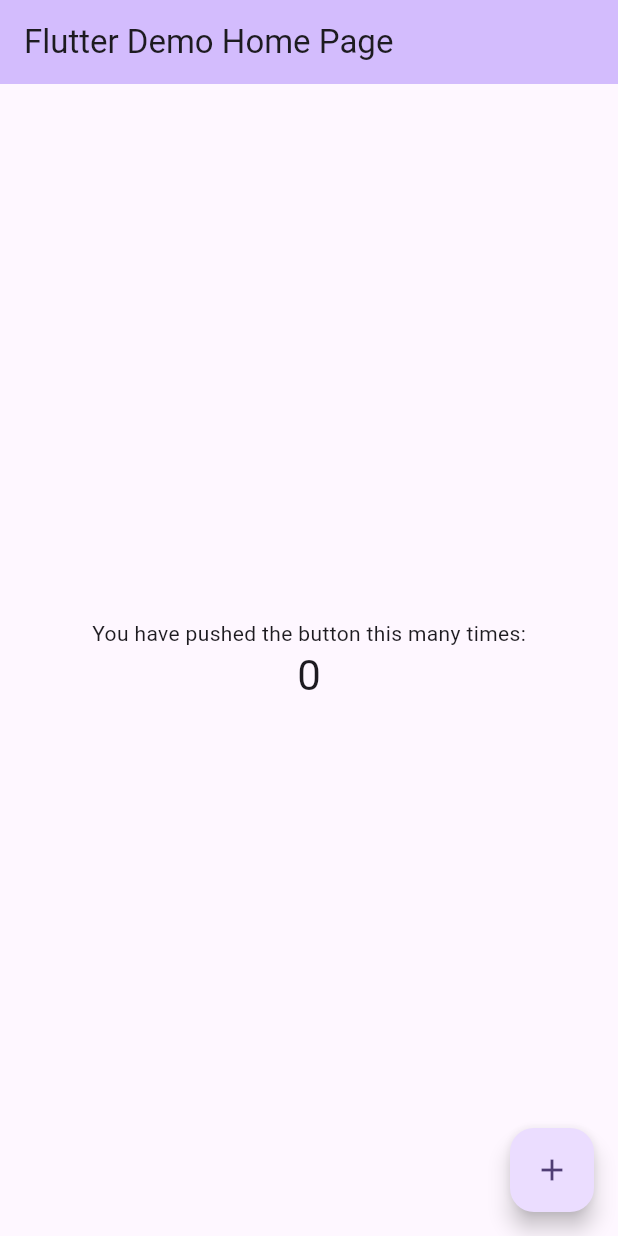
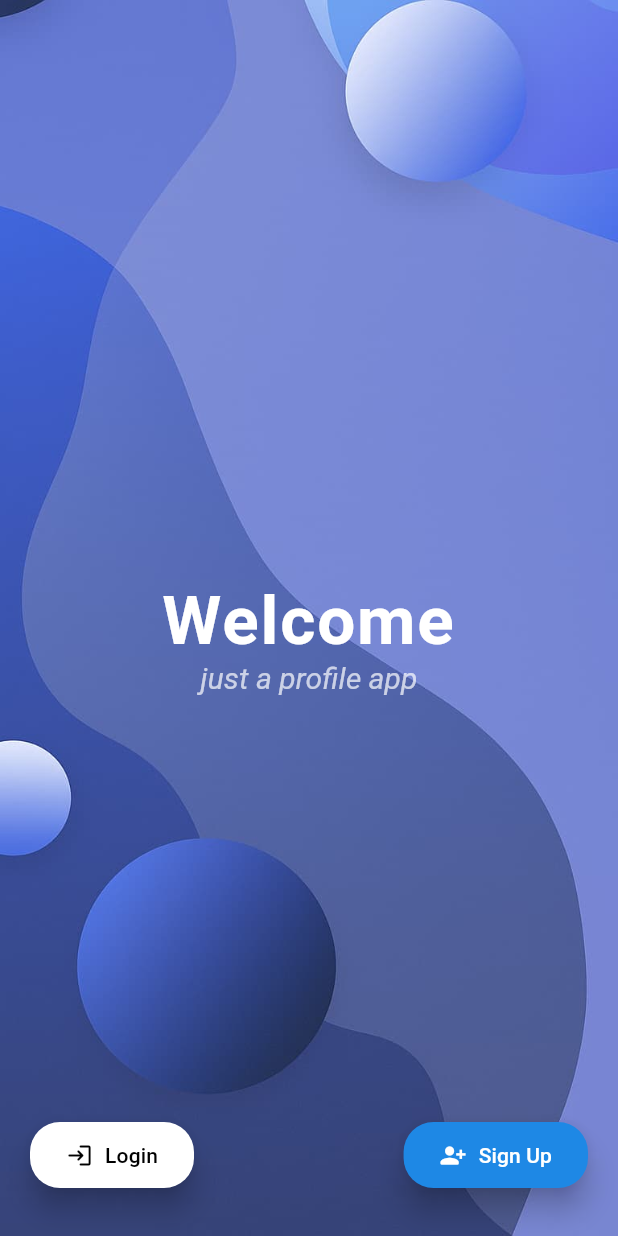
Before and after one commit to SharvariBhat/Flutter_project_1, a Flutter app: the screen it shows after launch, on a phone screen of 412 x 824 dp. Run offline on Flutter 3.47's test engine with Material 3 defaults, Android fonts, the light colour scheme and no system bars.

Commit message:
2nd commit

```diff
--- a/lib/main.dart
+++ b/lib/main.dart
@@ -1,4 +1,5 @@
 import 'package:flutter/material.dart';
+import 'package:flutter_project_1_my_profile/screens/main_page.dart';
 
 void main() {
   runApp(const MyApp());
@@ -6,117 +7,16 @@ void main() {
 
 class MyApp extends StatelessWidget {
   const MyApp({super.key});
-
-  // This widget is the root of your application.
   @override
   Widget build(BuildContext context) {
     return MaterialApp(
+      debugShowCheckedModeBanner: false,
       title: 'Flutter Demo',
       theme: ThemeData(
-        // This is the theme of your application.
-        //
-        // TRY THIS: Try running your application with "flutter run". You'll see
-        // the application has a purple toolbar. Then, without quitting the app,
-        // try changing the seedColor in the colorScheme below to Colors.green
-        // and then invoke "hot reload" (save your changes or press the "hot
-        // reload" button in a Flutter-supported IDE, or press "r" if you used
-        // the command line to start the app).
-        //
-        // Notice that the counter didn't reset back to zero; the application
-        // state is not lost during the reload. To reset the state, use hot
-        // restart instead.
-        //
-        // This works for code too, not just values: Most code changes can be
-        // tested with just a hot reload.
+
         colorScheme: ColorScheme.fromSeed(seedColor: Colors.deepPurple),
       ),
-      home: const MyHomePage(title: 'Flutter Demo Home Page'),
+      home: const WelcomeScreen(),
     );
   }
 }
-
-class MyHomePage extends StatefulWidget {
-  const MyHomePage({super.key, required this.title});
-
-  // This widget is the home page of your application. It is stateful, meaning
-  // that it has a State object (defined below) that contains fields that affect
-  // how it looks.
-
-  // This class is the configuration for the state. It holds the values (in this
-  // case the title) provided by the parent (in this case the App widget) and
-  // used by the build method of the State. Fields in a Widget subclass are
-  // always marked "final".
-
-  final String title;
-
-  @override
-  State<MyHomePage> createState() => _MyHomePageState();
-}
-
-class _MyHomePageState extends State<MyHomePage> {
-  int _counter = 0;
-
-  void _incrementCounter() {
-    setState(() {
-      // This call to setState tells the Flutter framework that something has
-      // changed in this State, which causes it to rerun the build method below
-      // so that the display can reflect the updated values. If we changed
-      // _counter without calling setState(), then the build method would not be
-      // called again, and so nothing would appear to happen.
-      _counter++;
-    });
-  }
-
-  @override
-  Widget build(BuildContext context) {
-    // This method is rerun every time setState is called, for instance as done
-    // by the _incrementCounter method above.
-    //
-    // The Flutter framework has been optimized to make rerunning build methods
-    // fast, so that you can just rebuild anything that needs updating rather
-    // than having to individually change instances of widgets.
-    return Scaffold(
-      appBar: AppBar(
-        // TRY THIS: Try changing the color here to a specific color (to
-        // Colors.amber, perhaps?) and trigger a hot reload to see the AppBar
-        // change color while the other colors stay the same.
-        backgroundColor: Theme.of(context).colorScheme.inversePrimary,
-        // Here we take the value from the MyHomePage object that was created by
-        // the App.build method, and use it to set our appbar title.
-        title: Text(widget.title),
-      ),
-      body: Center(
-        // Center is a layout widget. It takes a single child and positions it
-        // in the middle of the parent.
-        child: Column(
-          // Column is also a layout widget. It takes a list of children and
-          // arranges them vertically. By default, it sizes itself to fit its
-          // children horizontally, and tries to be as tall as its parent.
-          //
-          // Column has various properties to control how it sizes itself and
-          // how it positions its children. Here we use mainAxisAlignment to
-          // center the children vertically; the main axis here is the vertical
-          // axis because Columns are vertical (the cross axis would be
-          // horizontal).
-          //
-          // TRY THIS: Invoke "debug painting" (choose the "Toggle Debug Paint"
-          // action in the IDE, or press "p" in the console), to see the
-          // wireframe for each widget.
-          mainAxisAlignment: MainAxisAlignment.center,
-          children: <Widget>[
-            const Text('You have pushed the button this many times:'),
-            Text(
-              '$_counter',
-              style: Theme.of(context).textTheme.headlineMedium,
-            ),
-          ],
-        ),
-      ),
-      floatingActionButton: FloatingActionButton(
-        onPressed: _incrementCounter,
-        tooltip: 'Increment',
-        child: const Icon(Icons.add),
-      ), // This trailing comma makes auto-formatting nicer for build methods.
-    );
-  }
-}
--- /dev/null
+++ b/lib/screens/main_page.dart
@@ -0,0 +1,99 @@
+
+
+
+
+import 'package:flutter/material.dart';
+import 'package:flutter_project_1_my_profile/widgets/custom_scaffold.dart';
+
+class WelcomeScreen extends StatelessWidget {
+  const WelcomeScreen({super.key});
+
+  @override
+  Widget build(BuildContext context) {
+    return CustomScaffold(
+      child: Stack(
+        children: [
+          // Main welcome content
+          Column(
+            mainAxisAlignment: MainAxisAlignment.center,
+            children: [
+              Flexible(
+                child: Center(
+                  child: RichText(
+                    textAlign: TextAlign.center,
+                    text: TextSpan(
+                      children: [
+                        TextSpan(
+                          text: 'Welcome\n',
+                          style: TextStyle(
+                            fontSize: 45.0,
+                            fontWeight: FontWeight.bold,
+                            color: Colors.white,
+                            letterSpacing: 1.2,
+                          ),
+                        ),
+                        TextSpan(
+                          text: 'just a profile app',
+                          style: TextStyle(
+                            fontSize: 20.0,
+                            fontStyle: FontStyle.italic,
+                            color: Colors.white70,
+                          ),
+                        ),
+                      ],
+                    ),
+                  ),
+                ),
+              ),
+              SizedBox(height: 30),
+            ],
+          ),
+
+          // Login Button - bottom left
+          Positioned(
+            bottom: 30,
+            left: 20,
+            child: ElevatedButton.icon(
+              onPressed: () {
+                // Navigate to login screen
+              },
+              icon: Icon(Icons.login_rounded),
+              label: Text('Login'),
+              style: ElevatedButton.styleFrom(
+                padding: EdgeInsets.symmetric(horizontal: 24, vertical: 12),
+                backgroundColor: Colors.white,
+                foregroundColor: Colors.black,
+                shape: RoundedRectangleBorder(
+                  borderRadius: BorderRadius.circular(20),
+                ),
+                elevation: 8,
+              ),
+            ),
+          ),
+
+          // Sign Up Button - bottom right
+          Positioned(
+            bottom: 30,
+            right: 20,
+            child: ElevatedButton.icon(
+              onPressed: () {
+                // Navigate to sign up screen
+              },
+              icon: Icon(Icons.person_add_alt_1_rounded),
+              label: Text('Sign Up'),
+              style: ElevatedButton.styleFrom(
+                padding: EdgeInsets.symmetric(horizontal: 24, vertical: 12),
+                backgroundColor: Colors.blue.shade600,
+                foregroundColor: Colors.white,
+                shape: RoundedRectangleBorder(
+                  borderRadius: BorderRadius.circular(20),
+                ),
+                elevation: 8,
+              ),
+            ),
+          ),
+        ],
+      ),
+    );
+  }
+}
--- /dev/null
+++ b/lib/widgets/custom_scaffold.dart
@@ -0,0 +1,29 @@
+import 'package:flutter/material.dart';
+
+class CustomScaffold extends StatelessWidget {
+  const CustomScaffold({super.key, this.child});
+  final Widget? child;
+  @override
+  Widget build(BuildContext context) {
+    return Scaffold(                          //Scaffold()  gives basic structiure for our app
+      appBar: AppBar(
+        backgroundColor: Colors.transparent,  //AppBar reserves space at top so make it transparent
+        elevation: 0,
+      ),
+      extendBodyBehindAppBar: true,           //to extend the bg behind the AppBar
+      body: Stack(
+        children: [                           //body can have many components
+          Image.asset(
+            'assets/images/bg1.jpeg',
+            fit: BoxFit.cover,
+            width: double.infinity,
+            height: double.infinity,
+          ),
+          SafeArea(                           // so that the text is inside the frame
+            child: child!,
+          )
+        ],
+      ),
+    );
+  }
+}
--- a/pubspec.yaml
+++ b/pubspec.yaml
@@ -34,6 +34,7 @@ dependencies:
   # The following adds the Cupertino Icons font to your application.
   # Use with the CupertinoIcons class for iOS style icons.
   cupertino_icons: ^1.0.8
+  icons_plus: ^5.0.0
 
 dev_dependencies:
   flutter_test:
@@ -58,8 +59,8 @@ flutter:
   uses-material-design: true
 
   # To add assets to your application, add an assets section, like this:
-  # assets:
-  #   - images/a_dot_burr.jpeg
+  assets:
+    - assets/images/bg1.jpeg
   #   - images/a_dot_ham.jpeg
 
   # An image asset can refer to one or more resolution-specific "variants", see
```
Also changed, not shown: assets/images/bg1.jpeg (added), lib/screens/forgot_pass.dart (added), lib/screens/sign_in.dart (added), lib/screens/sign_up.dart (added), pubspec.lock, 1 other file.
